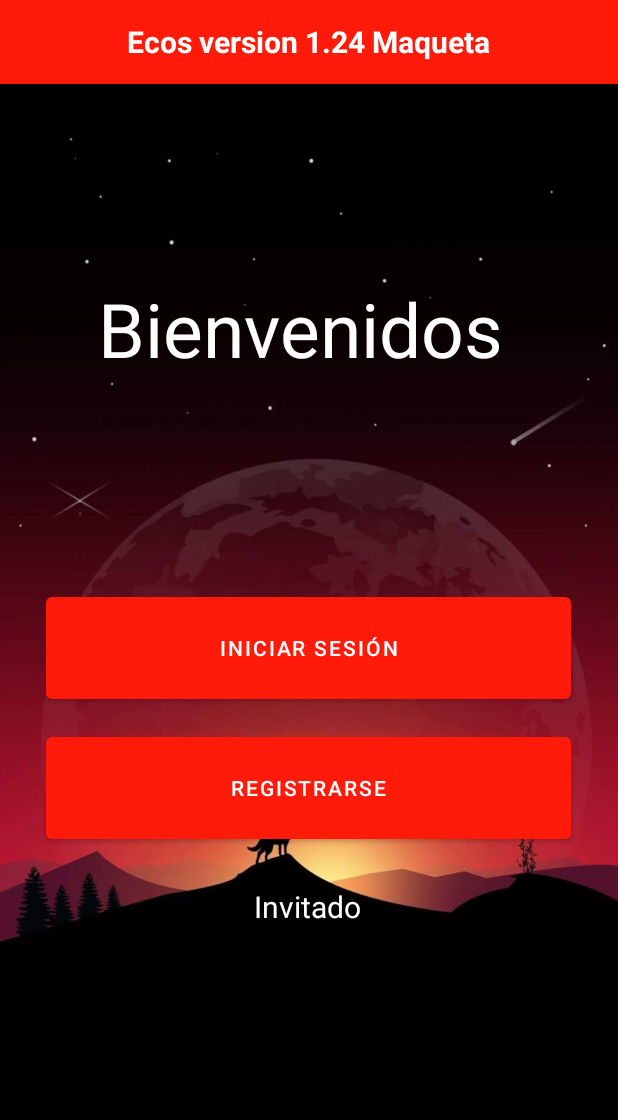
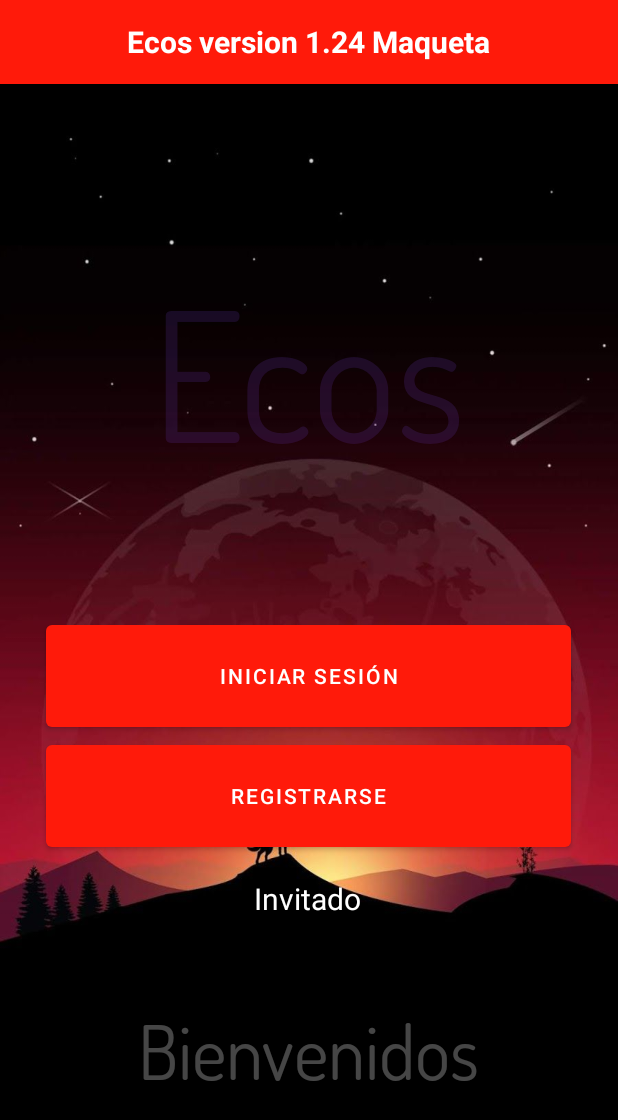
Before and after one commit to Dan137s/Ecos, an Android app: the screen it shows after launch (MainActivityInicio), on a phone screen of 412 x 824 dp. Shown: the top 1120 px of the screen. Run offline under Robolectric (Android 15) with nearby library versions, the phone set to English and light mode, and no system bars; libraries missing offline, so code that uses them is left out: com.muddzdev.styleabletoast.

Commit message:
V.1.27 diseño ++

```diff
--- a/app/src/main/java/com/claseipst51android2021cl/grupo4/MenuActivity.java
+++ b/app/src/main/java/com/claseipst51android2021cl/grupo4/MenuActivity.java
@@ -54,7 +54,7 @@ public class MenuActivity extends AppCompatActivity {
         cerrar.setOnClickListener(new View.OnClickListener() {
             @Override
             public void onClick(View v) {
-                Intent im2 = new Intent(MenuActivity.this, MainActivityAdmin.class);
+                Intent im2 = new Intent(MenuActivity.this, MainActivityInicio.class);
                 Toast.makeText(getApplicationContext(), "Redirección a login!",
                         Toast.LENGTH_SHORT).show();
                 startActivity(im2);
--- a/app/src/main/res/layout/activity_main_inicio.xml
+++ b/app/src/main/res/layout/activity_main_inicio.xml
@@ -11,16 +11,18 @@
         android:id="@+id/textView"
         android:layout_width="wrap_content"
         android:layout_height="wrap_content"
+        android:fontFamily="@font/dosis"
         android:text="Bienvenidos"
         android:textAlignment="center"
-        android:textColor="#ffff"
+        android:textColor="#46FFFFFF"
         android:textSize="50dp"
+
         app:layout_constraintBottom_toBottomOf="parent"
         app:layout_constraintEnd_toEndOf="parent"
-        app:layout_constraintHorizontal_bias="0.461"
+        app:layout_constraintHorizontal_bias="0.497"
         app:layout_constraintStart_toStartOf="parent"
         app:layout_constraintTop_toTopOf="parent"
-        app:layout_constraintVertical_bias="0.185" />
+        app:layout_constraintVertical_bias="0.869" />
 
     <Button
         android:id="@+id/btnIngresar"
@@ -30,10 +32,10 @@
         android:text="Iniciar Sesión"
         app:layout_constraintBottom_toTopOf="@+id/btnRegistrarse"
         app:layout_constraintEnd_toEndOf="parent"
-        app:layout_constraintHorizontal_bias="0.495"
+        app:layout_constraintHorizontal_bias="0.491"
         app:layout_constraintStart_toStartOf="parent"
         app:layout_constraintTop_toTopOf="parent"
-        app:layout_constraintVertical_bias="0.961" />
+        app:layout_constraintVertical_bias="1.0" />
 
     <TextView
         android:id="@+id/txtInvitado"
@@ -43,14 +45,14 @@
         android:onClick="invitado"
         android:text="Invitado"
         android:textAlignment="center"
-        android:textColor="#ffff"
+        android:textColor="#FFFFFF"
         android:textSize="20dp"
         app:layout_constraintBottom_toBottomOf="parent"
         app:layout_constraintEnd_toEndOf="parent"
         app:layout_constraintHorizontal_bias="0.498"
         app:layout_constraintStart_toStartOf="parent"
         app:layout_constraintTop_toBottomOf="@+id/btnRegistrarse"
-        app:layout_constraintVertical_bias="0.186">
+        app:layout_constraintVertical_bias="0.112">
 
     </TextView>
 
@@ -62,9 +64,25 @@
         android:text="Registrarse"
         app:layout_constraintBottom_toBottomOf="parent"
         app:layout_constraintEnd_toEndOf="parent"
-        app:layout_constraintHorizontal_bias="0.495"
+        app:layout_constraintHorizontal_bias="0.491"
         app:layout_constraintStart_toStartOf="parent"
         app:layout_constraintTop_toTopOf="parent"
-        app:layout_constraintVertical_bias="0.624" />
+        app:layout_constraintVertical_bias="0.632" />
+
+    <TextView
+        android:id="@+id/textView2"
+        android:layout_width="252dp"
+        android:layout_height="175dp"
+        android:fontFamily="@font/dosis"
+        android:text="Ecos"
+        android:textAlignment="center"
+        android:textColor="#32673AB7"
+        android:textSize="120dp"
+        app:layout_constraintBottom_toBottomOf="parent"
+        app:layout_constraintEnd_toEndOf="parent"
+        app:layout_constraintHorizontal_bias="0.496"
+        app:layout_constraintStart_toStartOf="parent"
+        app:layout_constraintTop_toTopOf="parent"
+        app:layout_constraintVertical_bias="0.196" />
 
 </androidx.constraintlayout.widget.ConstraintLayout>
```
